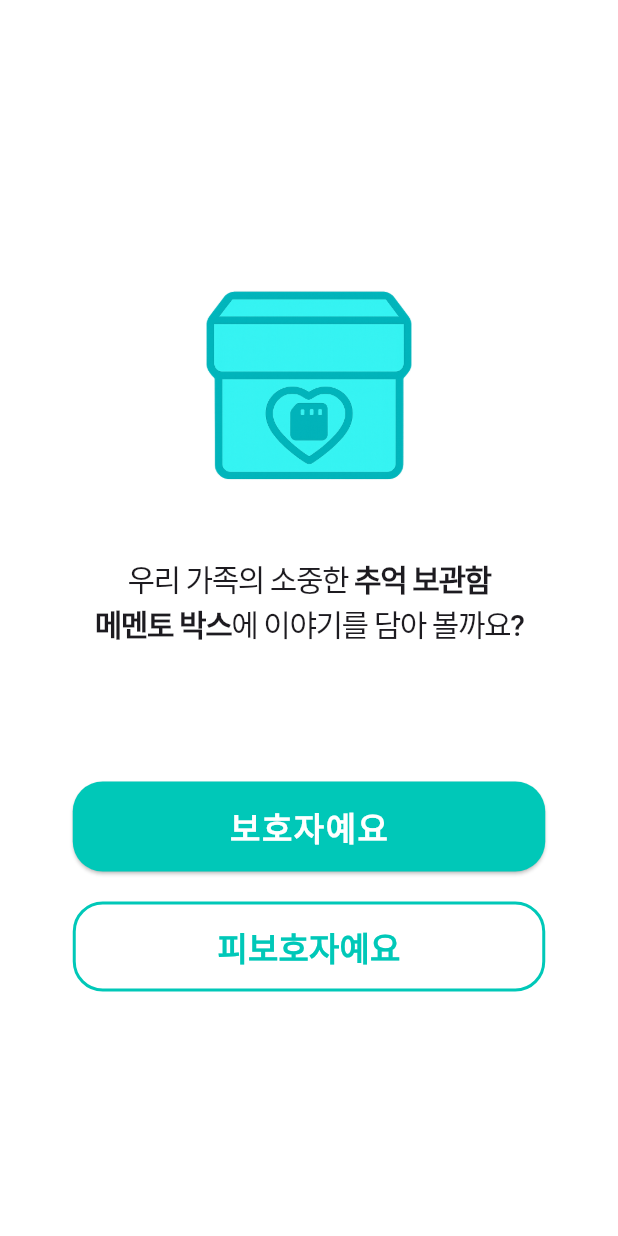
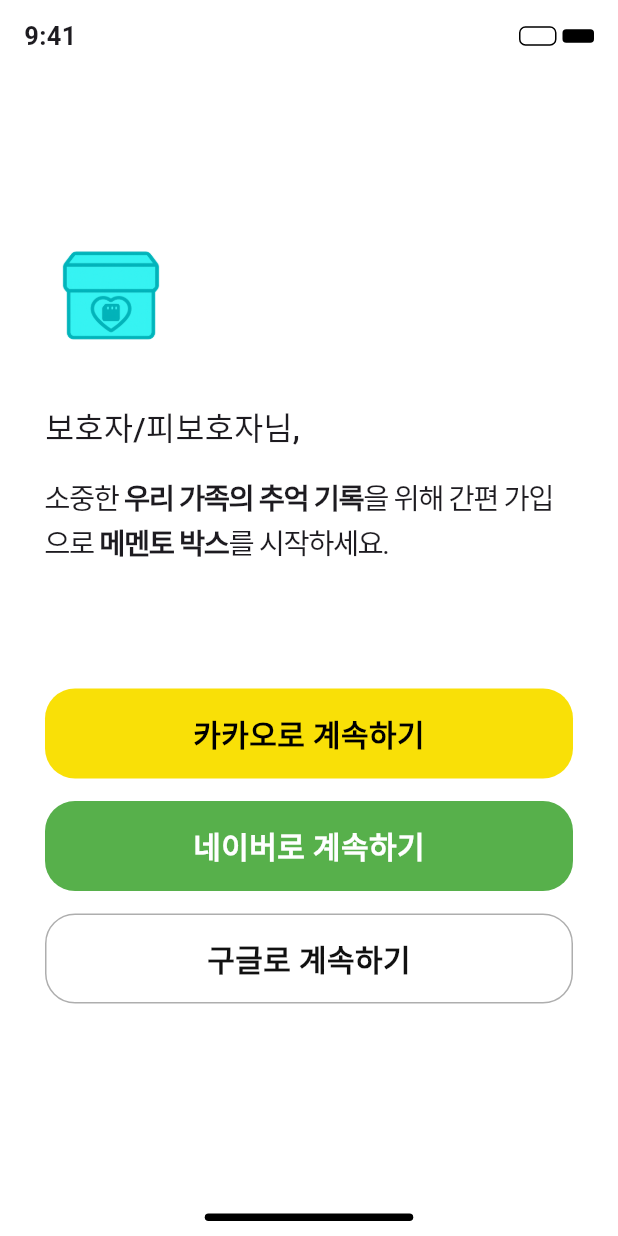
Before and after one commit to team-memento-box/Memento-Box, a Flutter app: the StartSelectScreen screen opened by its route, after a tap on "보호자예요", on a phone screen of 412 x 824 dp. Run offline on Flutter 3.47's test engine with Material 3 defaults, Android fonts, the light colour scheme and no system bars; our stand-ins replace flutter_dotenv; Roboto replaces fonts that are missing (Pretendard, SF Pro).

Commit message:
0605 고권아 (2)

```diff
--- a/lib/data/user_data.dart
+++ b/lib/data/user_data.dart
@@ -27,3 +27,6 @@
     required this.photoPath,
   });
 }
+
+// 사용자 구분
+enum FamilyRole { guardian, elderly }
--- a/lib/main.dart
+++ b/lib/main.dart
@@ -1,4 +1,5 @@
 import 'package:flutter/material.dart';
+import 'package:flutter_dotenv/flutter_dotenv.dart';
 import 'utils/routes.dart';
 import 'screens/start_select_screen.dart';
 import 'screens/home_screen.dart';
@@ -11,8 +12,9 @@
 import 'screens/report_list_screen.dart';
 import 'screens/2-3-3.dart';
 
-void main() {
+void main() async {
   WidgetsFlutterBinding.ensureInitialized();
+  await dotenv.load(fileName: ".env"); //.env 로드
   runApp(const MyCustomApp());
 }
 
@@ -25,12 +27,11 @@
       title: 'Memento Box',
       debugShowCheckedModeBanner: false,
       theme: ThemeData(primarySwatch: Colors.teal, fontFamily: 'Pretendard'),
-      initialRoute: Routes.conversation, // ✅ 앱 실행 시 IntroScreen이 처음 뜨도록
+      initialRoute: Routes.home, // ✅ 앱 실행 시 IntroScreen이 처음 뜨도록
       routes: {
         Routes.home: (context) => const HomeUpdateScreen(),
         Routes.startSelect: (context) => const StartSelectScreen(),
-        // Routes.signUp: (context) => const KakaoSigninScreen(),
-        // '/signUp': (context) => const KakaoSigninScreen(),
+        // Routes.signUp: (context) => const KakaoSigninScreen(userType: ???),
         Routes.gallery: (context) => const GalleryScreen(),
         Routes.addPhoto: (context) => const AddPhotoScreen(),
         Routes.conversation: (context) =>
--- a/lib/screens/kakao_signin_screen.dart
+++ b/lib/screens/kakao_signin_screen.dart
@@ -1,229 +1,231 @@
-// import 'package:flutter/material.dart';
-// import 'package:url_launcher/url_launcher.dart';
-// import 'package:flutter_dotenv/flutter_dotenv.dart';
+import 'package:flutter/material.dart';
+import 'package:url_launcher/url_launcher.dart';
+import 'package:flutter_dotenv/flutter_dotenv.dart';
+import '../data/user_data.dart'; // userType enum 정의 위치
 
-// class KakaoSigninScreen extends StatelessWidget {
-//   const KakaoSigninScreen({super.key});
+class KakaoSigninScreen extends StatelessWidget {
+  final FamilyRole familyRole;
 
-//   Future<void> _launchKakaoLogin() async {
-//     final clientId = dotenv.env['KAKAO_CLIENT_ID'];
-//     final redirectUri = dotenv.env['KAKAO_REDIRECT_URI'];
+  const KakaoSigninScreen({super.key, required this.familyRole});
 
-//     print("🔐 [DEBUG] KAKAO_CLIENT_ID: $clientId");
-//     print("🔐 [DEBUG] KAKAO_REDIRECT_URI: $redirectUri");
+  Future<void> _launchKakaoLogin(BuildContext context) async {
+    final clientId = dotenv.env['KAKAO_CLIENT_ID'];
+    final redirectUri = dotenv.env['KAKAO_REDIRECT_URI'];
 
-//     final Uri url = Uri.parse(
-//       "https://kauth.kakao.com/oauth/authorize"
-//       "?client_id=$clientId"
-//       "&redirect_uri=$redirectUri"
-//       "&response_type=code",
-//     );
+    final Uri url = Uri.parse(
+      "https://kauth.kakao.com/oauth/authorize"
+      "?client_id=$clientId"
+      "&redirect_uri=$redirectUri"
+      "&response_type=code",
+    );
 
-//     print("🌐 [DEBUG] 최종 호출 URL: $url");
+    if (await canLaunchUrl(url)) {
+      await launchUrl(url, mode: LaunchMode.externalApplication);
 
-//     if (await canLaunchUrl(url)) {
-//       print("🚀 [DEBUG] URL launch 시도 중...");
-//       await launchUrl(url);
-//       print("✅ [DEBUG] URL launch 성공!");
-//     } else {
-//       print("❌ [ERROR] URL launch 실패: $url");
-//       throw 'URL을 열 수 없습니다: $url';
-//     }
-//   }
+      // ✅ 로그인 후 리디렉션이 성공했다고 가정하고 내부 라우팅 처리
+      if (familyRole == FamilyRole.guardian) {
+        Navigator.pushNamed(context, '/intro');
+      } else {
+        Navigator.pushNamed(context, '/addphoto-request');
+      }
+    } else {
+      throw 'URL을 열 수 없습니다: $url';
+    }
+  }
 
-//   @override
-//   Widget build(BuildContext context) {
-//     return Scaffold(
-//       backgroundColor: Colors.white,
-//       body: SafeArea(
-//         child: Stack(
-//           children: [
-//             _buildStatusBar(),
-//             _buildProfileImage(),
-//             _buildWelcomeText(),
-//             _buildButtons(),
-//             _buildHomeIndicator(),
-//           ],
-//         ),
-//       ),
-//     );
-//   }
+  @override
+  Widget build(BuildContext context) {
+    return Scaffold(
+      backgroundColor: Colors.white,
+      body: SafeArea(
+        child: Stack(
+          children: [
+            _buildStatusBar(),
+            _buildProfileImage(),
+            _buildWelcomeText(),
+            _buildButtons(context),
+            _buildHomeIndicator(),
+          ],
+        ),
+      ),
+    );
+  }
 
-//   Widget _buildStatusBar() {
-//     return Positioned(
-//       top: 0,
-//       left: 0,
-//       right: 0,
-//       child: Padding(
-//         padding: const EdgeInsets.symmetric(horizontal: 16, vertical: 12),
-//         child: Row(
-//           mainAxisAlignment: MainAxisAlignment.spaceBetween,
-//           children: [
-//             const Text(
-//               '9:41',
-//               style: TextStyle(
-//                 fontSize: 17,
-//                 fontWeight: FontWeight.w600,
-//                 fontFamily: 'SF Pro',
-//               ),
-//             ),
-//             Row(
-//               children: [
-//                 Container(
-//                   width: 25,
-//                   height: 13,
-//                   decoration: BoxDecoration(
-//                     border: Border.all(color: Colors.black, width: 1),
-//                     borderRadius: BorderRadius.circular(4.3),
-//                   ),
-//                 ),
-//                 const SizedBox(width: 4),
-//                 Container(
-//                   width: 21,
-//                   height: 9,
-//                   decoration: BoxDecoration(
-//                     color: Colors.black,
-//                     borderRadius: BorderRadius.circular(2.5),
-//                   ),
-//                 ),
-//               ],
-//             ),
-//           ],
-//         ),
-//       ),
-//     );
-//   }
+  Widget _buildStatusBar() {
+    return Positioned(
+      top: 0,
+      left: 0,
+      right: 0,
+      child: Padding(
+        padding: const EdgeInsets.symmetric(horizontal: 16, vertical: 12),
+        child: Row(
+          mainAxisAlignment: MainAxisAlignment.spaceBetween,
+          children: [
+            const Text(
+              '9:41',
+              style: TextStyle(
+                fontSize: 17,
+                fontWeight: FontWeight.w600,
+                fontFamily: 'SF Pro',
+              ),
+            ),
+            Row(
+              children: [
+                Container(
+                  width: 25,
+                  height: 13,
+                  decoration: BoxDecoration(
+                    border: Border.all(color: Colors.black, width: 1),
+                    borderRadius: BorderRadius.circular(4.3),
+                  ),
+                ),
+                const SizedBox(width: 4),
+                Container(
+                  width: 21,
+                  height: 9,
+                  decoration: BoxDecoration(
+                    color: Colors.black,
+                    borderRadius: BorderRadius.circular(2.5),
+                  ),
+                ),
+              ],
+            ),
+          ],
+        ),
+      ),
+    );
+  }
 
-//   Widget _buildProfileImage() {
-//     return Positioned(
-//       top: 153,
-//       left: 30,
-//       child: SizedBox(
-//         width: 88,
-//         height: 88,
-//         child: Image.asset("assets/images/temp_logo.png", fit: BoxFit.cover),
-//       ),
-//     );
-//   }
+  Widget _buildProfileImage() {
+    return Positioned(
+      top: 153,
+      left: 30,
+      child: SizedBox(
+        width: 88,
+        height: 88,
+        child: Image.asset("assets/images/temp_logo.png", fit: BoxFit.cover),
+      ),
+    );
+  }
 
-//   Widget _buildWelcomeText() {
-//     return Positioned(
-//       top: 269,
-//       left: 30,
-//       right: 30,
-//       child: Column(
-//         crossAxisAlignment: CrossAxisAlignment.start,
-//         children: const [
-//           Text(
-//             '보호자/피보호자님,',
-//             style: TextStyle(
-//               fontSize: 21,
-//               fontWeight: FontWeight.w500,
-//               fontFamily: 'Pretendard',
-//             ),
-//           ),
-//           SizedBox(height: 16),
-//           Text.rich(
-//             TextSpan(
-//               children: [
-//                 TextSpan(text: '소중한 '),
-//                 TextSpan(
-//                   text: '우리 가족의 추억 기록',
-//                   style: TextStyle(fontWeight: FontWeight.w700),
-//                 ),
-//                 TextSpan(text: '을 위해 간편 가입으로 '),
-//                 TextSpan(
-//                   text: '메멘토 박스',
-//                   style: TextStyle(fontWeight: FontWeight.w700),
-//                 ),
-//                 TextSpan(text: '를 시작하세요.'),
-//               ],
-//             ),
-//             style: TextStyle(
-//               fontSize: 19,
-//               fontFamily: 'Pretendard',
-//               height: 1.5,
-//               letterSpacing: -1,
-//             ),
-//           ),
-//         ],
-//       ),
-//     );
-//   }
+  Widget _buildWelcomeText() {
+    return Positioned(
+      top: 269,
+      left: 30,
+      right: 30,
+      child: Column(
+        crossAxisAlignment: CrossAxisAlignment.start,
+        children: const [
+          Text(
+            '보호자/피보호자님,',
+            style: TextStyle(
+              fontSize: 21,
+              fontWeight: FontWeight.w500,
+              fontFamily: 'Pretendard',
+            ),
+          ),
+          SizedBox(height: 16),
+          Text.rich(
+            TextSpan(
+              children: [
+                TextSpan(text: '소중한 '),
+                TextSpan(
+                  text: '우리 가족의 추억 기록',
+                  style: TextStyle(fontWeight: FontWeight.w700),
+                ),
+                TextSpan(text: '을 위해 간편 가입으로 '),
+                TextSpan(
+                  text: '메멘토 박스',
+                  style: TextStyle(fontWeight: FontWeight.w700),
+                ),
+                TextSpan(text: '를 시작하세요.'),
+              ],
+            ),
+            style: TextStyle(
+              fontSize: 19,
+              fontFamily: 'Pretendard',
+              height: 1.5,
+              letterSpacing: -1,
+            ),
+          ),
+        ],
+      ),
+    );
+  }
 
-//   Widget _buildButtons() {
-//     return Positioned(
-//       top: 459,
-//       left: 30,
-//       right: 30,
-//       child: Column(
-//         children: [
-//           _buildLoginButton(
-//             '카카오로 계속하기',
-//             const Color(0xFFF9E007),
-//             Colors.black,
-//             onTap: _launchKakaoLogin, // ✅ 연동
-//           ),
-//           const SizedBox(height: 15),
-//           _buildLoginButton('네이버로 계속하기', const Color(0xFF57B04B), Colors.white),
-//           const SizedBox(height: 15),
-//           _buildLoginButton(
-//             '구글로 계속하기',
-//             Colors.white,
-//             const Color(0xFF111111),
-//             border: const BorderSide(color: Color(0xFFAEAEAE), width: 1),
-//           ),
-//         ],
-//       ),
-//     );
-//   }
+  Widget _buildButtons(BuildContext context) {
+    return Positioned(
+      top: 459,
+      left: 30,
+      right: 30,
+      child: Column(
+        children: [
+          _buildLoginButton(
+            '카카오로 계속하기',
+            const Color(0xFFF9E007),
+            Colors.black,
+            onTap: () => _launchKakaoLogin(context),
+          ),
+          const SizedBox(height: 15),
+          _buildLoginButton('네이버로 계속하기', const Color(0xFF57B04B), Colors.white),
+          const SizedBox(height: 15),
+          _buildLoginButton(
+            '구글로 계속하기',
+            Colors.white,
+            const Color(0xFF111111),
+            border: const BorderSide(color: Color(0xFFAEAEAE), width: 1),
+          ),
+        ],
+      ),
+    );
+  }
 
-//   Widget _buildLoginButton(
-//     String text,
-//     Color bgColor,
-//     Color textColor, {
-//     BorderSide? border,
-//     VoidCallback? onTap,
-//   }) {
-//     return GestureDetector(
-//       onTap: onTap, // ✅ 눌렀을 때 동작
-//       child: Container(
-//         width: double.infinity,
-//         height: 60,
-//         decoration: BoxDecoration(
-//           color: bgColor,
-//           borderRadius: BorderRadius.circular(20),
-//           border: border != null ? Border.fromBorderSide(border) : null,
-//         ),
-//         alignment: Alignment.center,
-//         child: Text(
-//           text,
-//           style: TextStyle(
-//             fontSize: 20,
-//             fontWeight: FontWeight.w600,
-//             fontFamily: 'Pretendard',
-//             color: textColor,
-//           ),
-//         ),
-//       ),
-//     );
-//   }
+  Widget _buildLoginButton(
+    String text,
+    Color bgColor,
+    Color textColor, {
+    BorderSide? border,
+    VoidCallback? onTap,
+  }) {
+    return GestureDetector(
+      onTap: onTap,
+      child: Container(
+        width: double.infinity,
+        height: 60,
+        decoration: BoxDecoration(
+          color: bgColor,
+          borderRadius: BorderRadius.circular(20),
+          border: border != null ? Border.fromBorderSide(border) : null,
+        ),
+        alignment: Alignment.center,
+        child: Text(
+          text,
+          style: TextStyle(
+            fontSize: 20,
+            fontWeight: FontWeight.w600,
+            fontFamily: 'Pretendard',
+            color: textColor,
+          ),
+        ),
+      ),
+    );
+  }
 
-//   Widget _buildHomeIndicator() {
-//     return Positioned(
-//       bottom: 10,
-//       left: 0,
-//       right: 0,
-//       child: Center(
-//         child: Container(
-//           width: 139,
-//           height: 5,
-//           decoration: BoxDecoration(
-//             color: Colors.black,
-//             borderRadius: BorderRadius.circular(100),
-//           ),
-//         ),
-//       ),
-//     );
-//   }
-// }
+  Widget _buildHomeIndicator() {
+    return Positioned(
+      bottom: 10,
+      left: 0,
+      right: 0,
+      child: Center(
+        child: Container(
+          width: 139,
+          height: 5,
+          decoration: BoxDecoration(
+            color: Colors.black,
+            borderRadius: BorderRadius.circular(100),
+          ),
+        ),
+      ),
+    );
+  }
+}
--- a/lib/screens/start_select_screen.dart
+++ b/lib/screens/start_select_screen.dart
@@ -1,10 +1,27 @@
 // 작성자: OH
 // 작성일: 2025.05
+// 수정자: 고권아
+// 수정일: 0604
 
 import 'package:flutter/material.dart';
+import 'kakao_signin_screen.dart'; // 중간 로그인 스크린 경로
+import '../data/user_data.dart'; //enum UserType 정의된 파일
 
 class StartSelectScreen extends StatelessWidget {
   const StartSelectScreen({super.key});
+
+  void _navigateToLogin(BuildContext context, String familyRole) {
+    Navigator.push(
+      context,
+      MaterialPageRoute(
+        builder: (context) => KakaoSigninScreen(
+          familyRole: FamilyRole == 'guardian'
+              ? FamilyRole.guardian
+              : FamilyRole.elderly,
+        ),
+      ),
+    );
+  }
 
   @override
   Widget build(BuildContext context) {
@@ -14,7 +31,6 @@
         child: Column(
           mainAxisAlignment: MainAxisAlignment.center,
           children: [
-            // const SizedBox(height: 40),
             SizedBox(
               width: 188,
               height: 188,
@@ -29,12 +45,12 @@
               ),
             ),
             const SizedBox(height: 20),
-            Padding(
-              padding: const EdgeInsets.symmetric(horizontal: 24.0),
+            const Padding(
+              padding: EdgeInsets.symmetric(horizontal: 24.0),
               child: Text.rich(
                 TextSpan(
                   children: [
-                    const TextSpan(
+                    TextSpan(
                       text: '우리 가족의 소중한 ',
                       style: TextStyle(
                         fontSize: 20,
@@ -43,7 +59,7 @@
                         letterSpacing: -1,
                       ),
                     ),
-                    const TextSpan(
+                    TextSpan(
                       text: '추억 보관함\n메멘토 박스',
                       style: TextStyle(
                         fontSize: 20,
@@ -52,7 +68,7 @@
                         letterSpacing: -1,
                       ),
                     ),
-                    const TextSpan(
+                    TextSpan(
                       text: '에 이야기를 담아 볼까요?',
                       style: TextStyle(
                         fontSize: 20,
@@ -67,8 +83,10 @@
               ),
             ),
             const SizedBox(height: 90),
+
+            // 보호자 버튼
             ElevatedButton(
-              onPressed: () {},
+              onPressed: () => _navigateToLogin(context, 'guardian'),
               style: ElevatedButton.styleFrom(
                 backgroundColor: const Color(0xFF00C8B8),
                 minimumSize: const Size(315, 60),
@@ -87,9 +105,12 @@
                 ),
               ),
             ),
+
             const SizedBox(height: 20),
+
+            // 피보호자 버튼
             OutlinedButton(
-              onPressed: () {},
+              onPressed: () => _navigateToLogin(context, 'elder'),
               style: OutlinedButton.styleFrom(
                 side: const BorderSide(width: 2, color: Color(0xFF00C8B8)),
                 minimumSize: const Size(315, 60),
--- a/pubspec.yaml
+++ b/pubspec.yaml
@@ -39,6 +39,8 @@
 dev_dependencies:
   flutter_test:
     sdk: flutter
+  url_launcher: ^6.1.7
+  flutter_dotenv: ^5.1.0
 
   # The "flutter_lints" package below contains a set of recommended lints to
   # encourage good coding practices. The lint set provided by the package is
```
Also changed, not shown: pubspec.lock, 1 other file.
